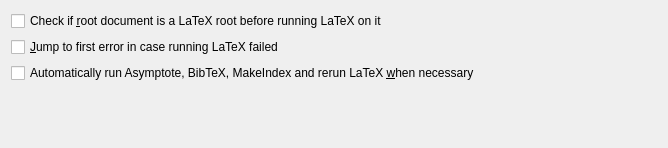
Before: the Qt Designer form src/latextoolconfigwidget.ui in KDE/kile, drawn with Qt 5.
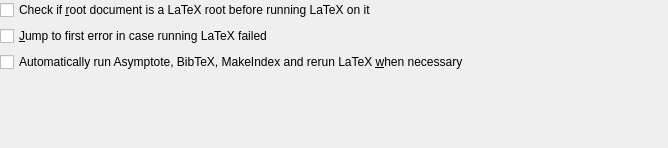
After: the same form once the commit is applied.

Commit message: * Fix layout * Port SmallIcon -> KIcon

Patch:
```diff
--- a/src/latextoolconfigwidget.ui
+++ b/src/latextoolconfigwidget.ui
@@ -16,6 +16,18 @@
    </sizepolicy>
   </property>
   <layout class="QVBoxLayout" >
+   <property name="leftMargin" >
+    <number>0</number>
+   </property>
+   <property name="topMargin" >
+    <number>0</number>
+   </property>
+   <property name="rightMargin" >
+    <number>0</number>
+   </property>
+   <property name="bottomMargin" >
+    <number>0</number>
+   </property>
    <item>
     <widget class="QCheckBox" name="m_ckRootDoc" >
      <property name="text" >
@@ -52,7 +64,7 @@
    </item>
   </layout>
  </widget>
- <layoutdefault spacing="6" margin="11" />
+ <layoutfunction spacing="KDialog::spacingHint" margin="KDialog::marginHint" />
  <pixmapfunction>qPixmapFromMimeSource</pixmapfunction>
  <resources/>
  <connections/>
```
Left out of the diff: 1 changed line with no effect on the pictures. The commit also changes 1 other file.
